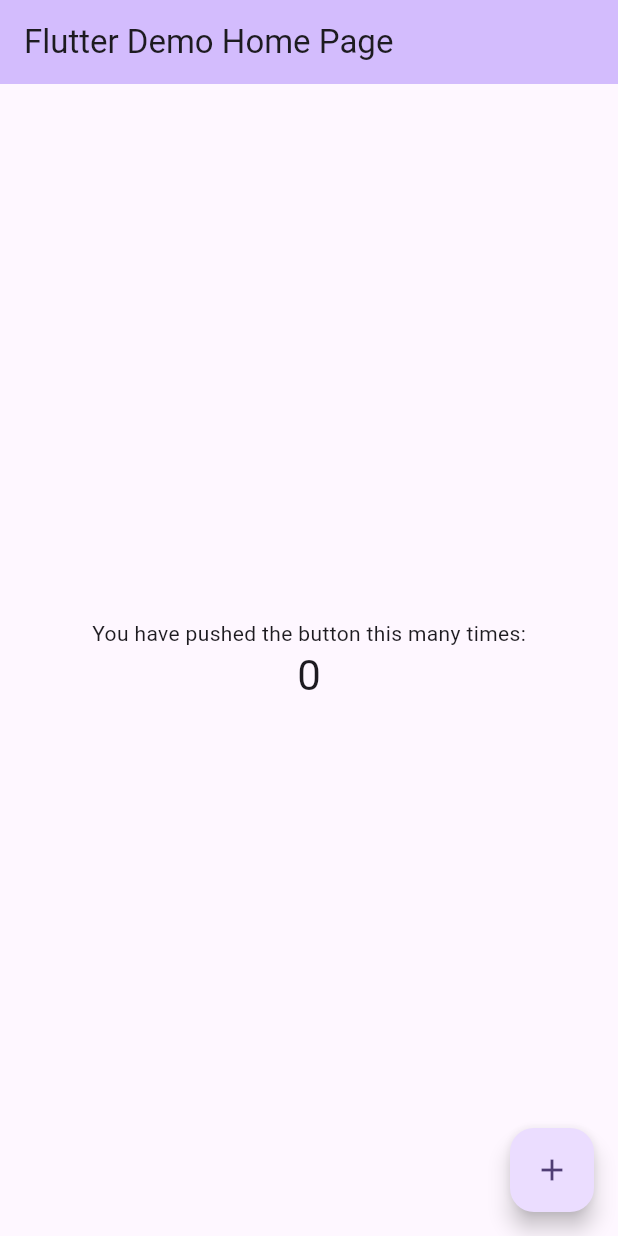
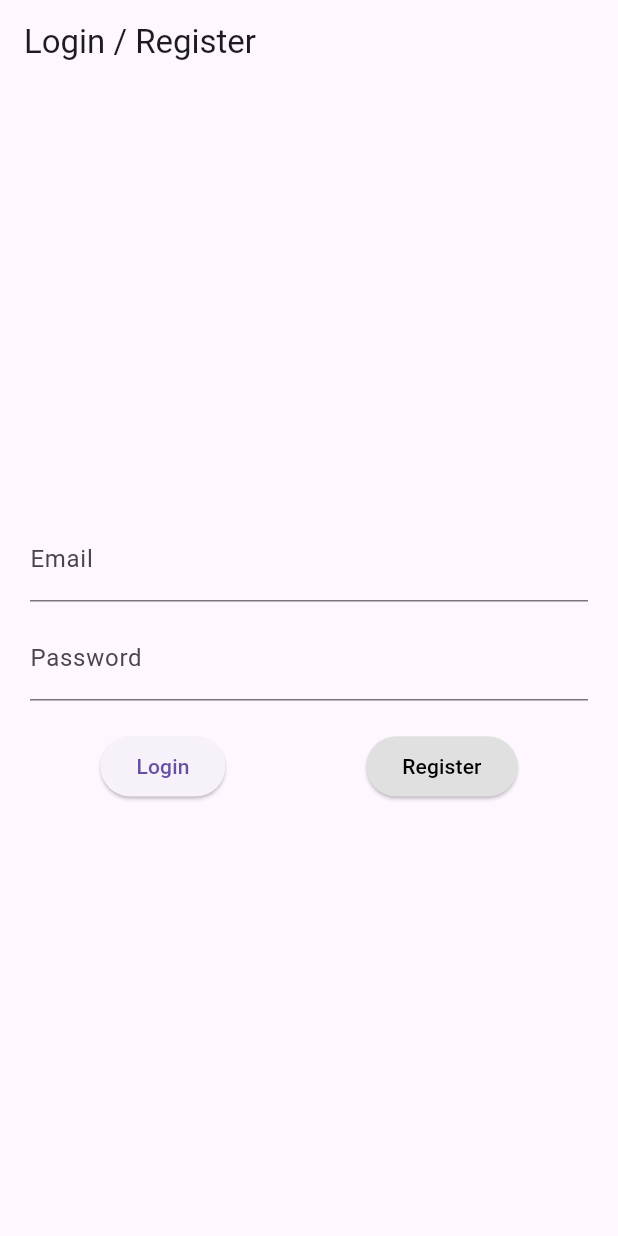
Before and after one commit to Yusufcandir/FotoFocus-App, a Flutter app: the screen it shows after launch, on a phone screen of 412 x 824 dp. Run offline on Flutter 3.47's test engine with Material 3 defaults, Android fonts, the phone set to English and light mode, and no system bars; our stand-ins replace cloud_firestore, firebase_auth, firebase_core; accounts and stored records are empty.

Commit message:
Feat: Add screens

```diff
--- /dev/null
+++ b/lib/auth_wrapper.dart
@@ -0,0 +1,34 @@
+import 'package:firebase_auth/firebase_auth.dart';
+import 'package:flutter/material.dart';
+import 'package:fotofocus/screens/home_screen.dart';
+import 'package:fotofocus/screens/login_screen.dart';
+
+class AuthWrapper extends StatelessWidget {
+  const AuthWrapper({super.key});
+
+  @override
+  Widget build(BuildContext context) {
+    // StreamBuilder listens for auth changes
+    return StreamBuilder<User?>(
+      stream: FirebaseAuth.instance.authStateChanges(),
+      builder: (context, snapshot) {
+        // 1. If the connection is loading, show a progress circle
+        if (snapshot.connectionState == ConnectionState.waiting) {
+          return const Scaffold(
+            body: Center(child: CircularProgressIndicator()),
+          );
+        }
+
+        // 2. If the user IS logged in, show the HomeScreen
+        if (snapshot.hasData) {
+          // We'll build this screen next
+          return HomeScreen();
+        }
+
+        // 3. If the user IS NOT logged in, show the LoginScreen
+        // We'll build this screen next
+        return LoginScreen();
+      },
+    );
+  }
+}
--- a/lib/main.dart
+++ b/lib/main.dart
@@ -1,122 +1,25 @@
 import 'package:flutter/material.dart';
+import 'package:firebase_core/firebase_core.dart';
+import 'firebase_options.dart';
+import 'package:fotofocus/auth_wrapper.dart';
 
-void main() {
+Future<void> main() async {
+  WidgetsFlutterBinding.ensureInitialized();
+  await Firebase.initializeApp(options: DefaultFirebaseOptions.currentPlatform);
   runApp(const MyApp());
 }
 
 class MyApp extends StatelessWidget {
   const MyApp({super.key});
 
-  // This widget is the root of your application.
   @override
   Widget build(BuildContext context) {
     return MaterialApp(
-      title: 'Flutter Demo',
-      theme: ThemeData(
-        // This is the theme of your application.
-        //
-        // TRY THIS: Try running your application with "flutter run". You'll see
-        // the application has a purple toolbar. Then, without quitting the app,
-        // try changing the seedColor in the colorScheme below to Colors.green
-        // and then invoke "hot reload" (save your changes or press the "hot
-        // reload" button in a Flutter-supported IDE, or press "r" if you used
-        // the command line to start the app).
-        //
-        // Notice that the counter didn't reset back to zero; the application
-        // state is not lost during the reload. To reset the state, use hot
-        // restart instead.
-        //
-        // This works for code too, not just values: Most code changes can be
-        // tested with just a hot reload.
-        colorScheme: ColorScheme.fromSeed(seedColor: Colors.deepPurple),
-      ),
-      home: const MyHomePage(title: 'Flutter Demo Home Page'),
+      debugShowCheckedModeBanner: false,
+      title: 'FotoFocus',
+      theme: ThemeData(primarySwatch: Colors.blue),
+      // 2. Set the home to our new AuthWrapper
+      home: const AuthWrapper(),
     );
   }
 }
-
-class MyHomePage extends StatefulWidget {
-  const MyHomePage({super.key, required this.title});
-
-  // This widget is the home page of your application. It is stateful, meaning
-  // that it has a State object (defined below) that contains fields that affect
-  // how it looks.
-
-  // This class is the configuration for the state. It holds the values (in this
-  // case the title) provided by the parent (in this case the App widget) and
-  // used by the build method of the State. Fields in a Widget subclass are
-  // always marked "final".
-
-  final String title;
-
-  @override
-  State<MyHomePage> createState() => _MyHomePageState();
-}
-
-class _MyHomePageState extends State<MyHomePage> {
-  int _counter = 0;
-
-  void _incrementCounter() {
-    setState(() {
-      // This call to setState tells the Flutter framework that something has
-      // changed in this State, which causes it to rerun the build method below
-      // so that the display can reflect the updated values. If we changed
-      // _counter without calling setState(), then the build method would not be
-      // called again, and so nothing would appear to happen.
-      _counter++;
-    });
-  }
-
-  @override
-  Widget build(BuildContext context) {
-    // This method is rerun every time setState is called, for instance as done
-    // by the _incrementCounter method above.
-    //
-    // The Flutter framework has been optimized to make rerunning build methods
-    // fast, so that you can just rebuild anything that needs updating rather
-    // than having to individually change instances of widgets.
-    return Scaffold(
-      appBar: AppBar(
-        // TRY THIS: Try changing the color here to a specific color (to
-        // Colors.amber, perhaps?) and trigger a hot reload to see the AppBar
-        // change color while the other colors stay the same.
-        backgroundColor: Theme.of(context).colorScheme.inversePrimary,
-        // Here we take the value from the MyHomePage object that was created by
-        // the App.build method, and use it to set our appbar title.
-        title: Text(widget.title),
-      ),
-      body: Center(
-        // Center is a layout widget. It takes a single child and positions it
-        // in the middle of the parent.
-        child: Column(
-          // Column is also a layout widget. It takes a list of children and
-          // arranges them vertically. By default, it sizes itself to fit its
-          // children horizontally, and tries to be as tall as its parent.
-          //
-          // Column has various properties to control how it sizes itself and
-          // how it positions its children. Here we use mainAxisAlignment to
-          // center the children vertically; the main axis here is the vertical
-          // axis because Columns are vertical (the cross axis would be
-          // horizontal).
-          //
-          // TRY THIS: Invoke "debug painting" (choose the "Toggle Debug Paint"
-          // action in the IDE, or press "p" in the console), to see the
-          // wireframe for each widget.
-          mainAxisAlignment: MainAxisAlignment.center,
-          children: <Widget>[
-            const Text('You have pushed the button this many times:'),
-            Text(
-              '$_counter',
-              style: Theme.of(context).textTheme.headlineMedium,
-            ),
-          ],
-        ),
-      ),
-      floatingActionButton: FloatingActionButton(
-        onPressed: _incrementCounter,
-        tooltip: 'Increment',
-        child: const Icon(Icons.add),
-      ), // This trailing comma makes auto-formatting nicer for build methods.
-    );
-  }
-}
--- /dev/null
+++ b/lib/screens/login_screen.dart
@@ -0,0 +1,153 @@
+import 'package:firebase_auth/firebase_auth.dart';
+import 'package:flutter/material.dart';
+
+class LoginScreen extends StatefulWidget {
+  // StatefulWidget can hold state (data that changes)
+  const LoginScreen({super.key});
+
+  @override
+  State<LoginScreen> createState() => _LoginScreenState();
+}
+
+class _LoginScreenState extends State<LoginScreen> {
+  // Create "controllers" to read the text from the fields
+  final TextEditingController _emailController = TextEditingController();
+  final TextEditingController _passwordController = TextEditingController();
+
+  // A global key for our form
+  final _formKey = GlobalKey<FormState>();
+
+  // --- Our Login & Register Functions ---
+
+  Future<void> _signIn() async {
+    // first, validate the form
+    if (!_formKey.currentState!.validate()) {
+      return; // If form is not valid, stop.
+    }
+
+    try {
+      // Show a loading circle
+      showDialog(
+        context: context,
+        barrierDismissible: false,
+        builder: (context) => const Center(child: CircularProgressIndicator()),
+      );
+
+      // Try to sign in with Firebase
+      await FirebaseAuth.instance.signInWithEmailAndPassword(
+        email: _emailController.text.trim(),
+        password: _passwordController.text.trim(),
+      );
+
+      // If we get here, sign-in was successful.
+      // The AuthWrapper will automatically see the change and show the HomeScreen.
+      // We just need to pop the loading circle.
+      if (mounted) Navigator.of(context).pop();
+    } on FirebaseAuthException catch (e) {
+      // Handle errors
+      if (mounted) Navigator.of(context).pop(); // Pop loading circle
+      ScaffoldMessenger.of(context).showSnackBar(
+        SnackBar(content: Text('Failed to sign in: ${e.message}')),
+      );
+    }
+  }
+
+  Future<void> _register() async {
+    // first, validate the form
+    if (!_formKey.currentState!.validate()) {
+      return; // If form is not valid, stop.
+    }
+
+    try {
+      // Show a loading circle
+      showDialog(
+        context: context,
+        barrierDismissible: false,
+        builder: (context) => const Center(child: CircularProgressIndicator()),
+      );
+
+      // Try to create a new user with Firebase
+      await FirebaseAuth.instance.createUserWithEmailAndPassword(
+        email: _emailController.text.trim(),
+        password: _passwordController.text.trim(),
+      );
+
+      // If successful, pop the loading circle.
+      // The AuthWrapper will automatically see the new user and log them in.
+      if (mounted) Navigator.of(context).pop();
+    } on FirebaseAuthException catch (e) {
+      // Handle errors
+      if (mounted) Navigator.of(context).pop(); // Pop loading circle
+      ScaffoldMessenger.of(context).showSnackBar(
+        SnackBar(content: Text('Failed to register: ${e.message}')),
+      );
+    }
+  }
+
+  // --- Build the UI ---
+  @override
+  Widget build(BuildContext context) {
+    return Scaffold(
+      appBar: AppBar(title: const Text('Login / Register')),
+      body: Padding(
+        padding: const EdgeInsets.all(20.0),
+        child: Form(
+          key: _formKey, // Attach our form key
+          child: Column(
+            mainAxisAlignment: MainAxisAlignment.center,
+            children: [
+              // --- Email Field ---
+              TextFormField(
+                controller: _emailController,
+                decoration: const InputDecoration(labelText: 'Email'),
+                keyboardType: TextInputType.emailAddress,
+                validator: (value) {
+                  if (value == null || value.isEmpty || !value.contains('@')) {
+                    return 'Please enter a valid email';
+                  }
+                  return null;
+                },
+              ),
+              const SizedBox(height: 10),
+
+              // --- Password Field ---
+              TextFormField(
+                controller: _passwordController,
+                decoration: const InputDecoration(labelText: 'Password'),
+                obscureText: true, // Hides the password
+                validator: (value) {
+                  if (value == null || value.isEmpty || value.length < 6) {
+                    return 'Password must be at least 6 characters';
+                  }
+                  return null;
+                },
+              ),
+              const SizedBox(height: 20),
+
+              // --- Buttons ---
+              Row(
+                mainAxisAlignment: MainAxisAlignment.spaceAround,
+                children: [
+                  // --- Login Button ---
+                  ElevatedButton(
+                    onPressed: _signIn,
+                    child: const Text('Login'),
+                  ),
+                  // --- Register Button ---
+                  ElevatedButton(
+                    onPressed: _register,
+                    style: ElevatedButton.styleFrom(
+                      backgroundColor: Colors.grey[300],
+                      foregroundColor: Colors.black,
+                    ),
+                    child: const Text('Register'),
+                  ),
+                ],
+              ),
+            ],
+          ),
+        ),
+      ),
+    );
+  }
+}
--- a/pubspec.yaml
+++ b/pubspec.yaml
@@ -33,7 +33,11 @@ dependencies:
 
   # The following adds the Cupertino Icons font to your application.
   # Use with the CupertinoIcons class for iOS style icons.
+
   cupertino_icons: ^1.0.8
+  firebase_core: ^4.2.0
+  firebase_auth: ^6.1.1
+  cloud_firestore: ^6.0.3
 
 dev_dependencies:
   flutter_test:
```
Also changed, not shown: lib/screens/home_screen.dart (added, +72 -0 lines), lib/screens/learn_screen.dart (added, +68 -0 lines), lib/screens/lesson_detail_screen.dart (added, +35 -0 lines), firebase.json (added), lib/firebase_options.dart (added), 6 other files.
